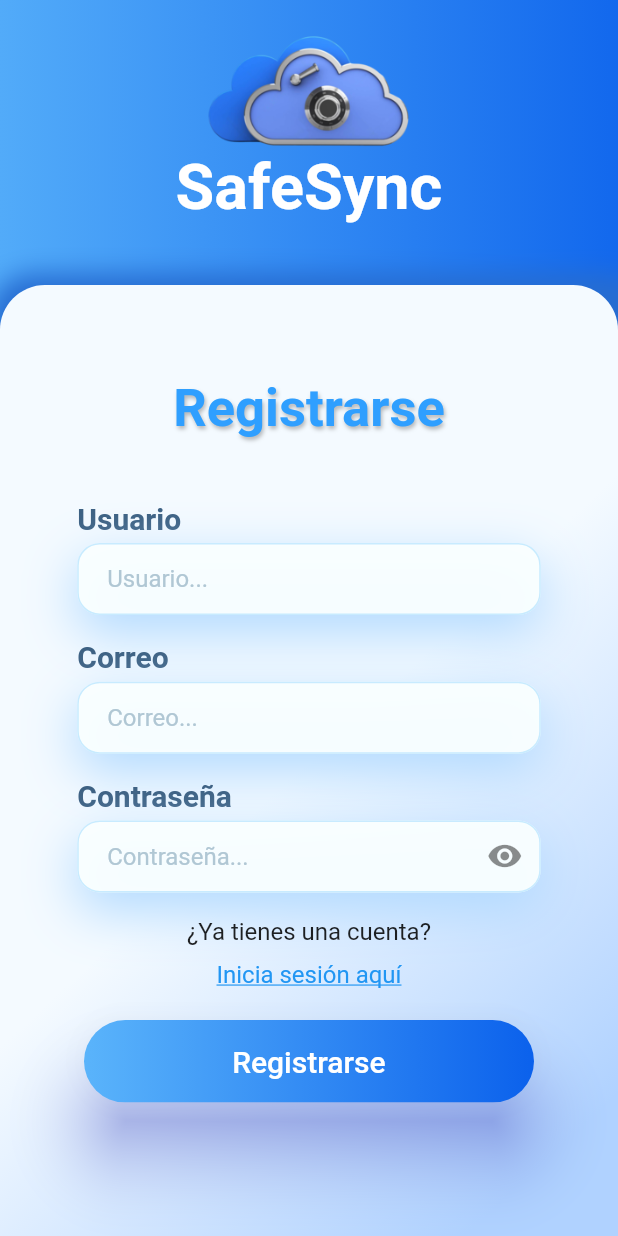
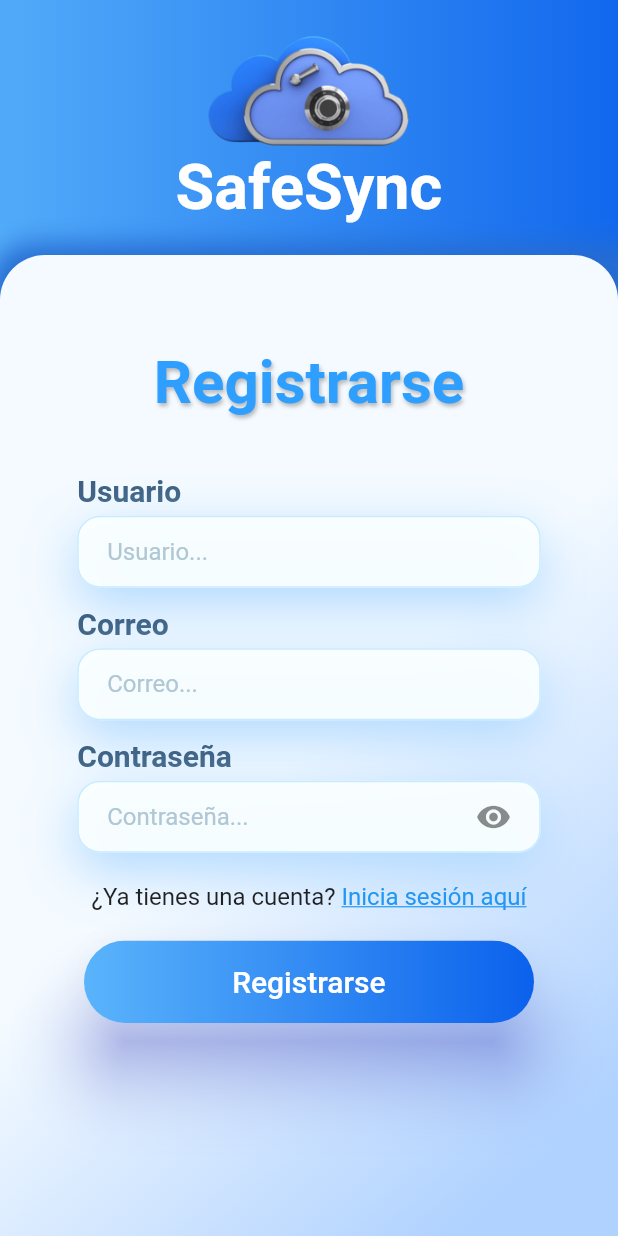
Before and after one commit to JesuBermudez/SafeSync, a Flutter app: the RegisterPage screen opened by its route, on a phone screen of 412 x 824 dp. Run offline on Flutter 3.47's test engine with Material 2 defaults, Android fonts, the light colour scheme and no system bars; our stand-ins replace get.

Commit message:
sigan viendo

```diff
--- a/lib/models/user/user.dart
+++ b/lib/models/user/user.dart
@@ -5,7 +5,7 @@ class User extends GetxController {
   var password = "".obs;
   var email = "".obs;
 
-  dataUser(var username, var userEmail, var userPassword) {
+  dataUser(var userEmail, var userPassword, [var username]) {
     userName.value = username;
     email.value = userEmail;
     password.value = userPassword;
@@ -18,4 +18,8 @@ class User extends GetxController {
   Map<String, dynamic> toJson() {
     return {'userName': user, 'email': mail, 'password': pass};
   }
+
+  Map<String, dynamic> toJsonForLogin() {
+    return {'email': mail, 'password': pass};
+  }
 }
--- a/lib/pages/register_page.dart
+++ b/lib/pages/register_page.dart
@@ -1,4 +1,5 @@
 import 'package:flutter/material.dart';
+import 'package:get/get.dart';
 
 import '../ui/containers/containers.dart';
 
@@ -8,17 +9,17 @@ class RegisterPage extends StatelessWidget {
   @override
   Widget build(BuildContext context) {
     // final screenWidth = MediaQuery.of(context).size.width;
-    return  Scaffold(
+    return Scaffold(
       resizeToAvoidBottomInset: false,
       body: Stack(
         children: [
           //Fondo azul con logo y nombre de la app
-          const Positioned(
+          Positioned(
             top: 0,
             left: 0,
             right: 0,
-            height: 215,
-            child: ContainerTitle(),
+            height: Get.height > 800 ? 215 : 150,
+            child: const ContainerTitle(),
           ),
 
           //Contenedor de los imputs
@@ -26,7 +27,7 @@ class RegisterPage extends StatelessWidget {
             bottom: 0,
             left: 0,
             right: 0,
-            top: 140,
+            top: Get.height > 800 ? 120 : 70,
             child: ContainerInputs(
               view: true,
               textContainer: 'Registrarse',
--- a/lib/routes/routes.dart
+++ b/lib/routes/routes.dart
@@ -1,11 +1,13 @@
 import 'package:flutter/material.dart';
+import 'package:safesync/pages/home_page.dart';
 import 'package:safesync/pages/login_page.dart';
 import 'package:safesync/pages/register_page.dart';
 import 'package:safesync/pages/start_page.dart';
 
 Map<String, WidgetBuilder> getAppRoutes() {
   return <String, WidgetBuilder>{
-    '/': (BuildContext context) => StartPage(),
+    '/': (BuildContext context) => const Home(),
+    '/startpage': (BuildContext context) => StartPage(),
     '/login': (BuildContext context) => const LoginPage(),
     '/register': (BuildContext context) => const RegisterPage()
   };
--- a/lib/ui/app.dart
+++ b/lib/ui/app.dart
@@ -20,7 +20,7 @@ class MyApp extends StatelessWidget {
         Locale('es'), // Spanish
       ],
       debugShowCheckedModeBanner: false,
-      initialRoute: '/',
+      initialRoute: '/startpage',
       routes: getAppRoutes(),
     );
   }
--- a/lib/ui/buttons/buttons_elevations.dart
+++ b/lib/ui/buttons/buttons_elevations.dart
@@ -1,14 +1,11 @@
 import 'package:flutter/material.dart';
+import 'package:safesync/services/login/login.dart';
 import 'package:safesync/services/register/register.dart';
 
 createButton(
-    {required String text, VoidCallback? registerd, VoidCallback? login}) {
+    {required String text, VoidCallback? registerd, VoidCallback? logind}) {
   return ElevatedButton(
-    onPressed: text == 'Registrarse'
-        ? () {
-            register();
-          }
-        : () {},
+    onPressed: text == 'Registrarse' ? () => register() : () => login(),
     style: ButtonStyle(
       elevation: const MaterialStatePropertyAll(20),
       fixedSize: const MaterialStatePropertyAll(
--- a/lib/ui/containers/containers.dart
+++ b/lib/ui/containers/containers.dart
@@ -24,7 +24,8 @@ class ContainerTitle extends StatelessWidget {
         ),
       ),
       padding: const EdgeInsets.all(20.0),
-      child: Column(
+      child: Get.height > 800
+          ? Column(
               children: [
                 Image.asset('assets/logo-200.png', height: 80),
                 const Text(
@@ -35,6 +36,22 @@ class ContainerTitle extends StatelessWidget {
                       fontWeight: FontWeight.bold),
                 )
               ],
+            )
+          : Container(
+              padding: const EdgeInsets.only(bottom: 25),
+              child: Row(
+                mainAxisAlignment: MainAxisAlignment.center,
+                children: [
+                  Image.asset('assets/logo-200.png', height: 80),
+                  const Text(
+                    'SafeSync',
+                    style: TextStyle(
+                        color: Colors.white,
+                        fontSize: 42.0,
+                        fontWeight: FontWeight.bold),
+                  )
+                ],
+              ),
             ),
     );
   }
@@ -56,11 +73,14 @@ class ContainerInputs extends StatelessWidget {
   User user = Get.find();
 
   final TextEditingController _usernameController = TextEditingController();
-  final TextEditingController _emialController = TextEditingController();
+  final TextEditingController _emailController = TextEditingController();
   final TextEditingController _passwordController = TextEditingController();
 
   @override
   Widget build(BuildContext context) {
+    final double content =
+        view ? (Get.height * 0.175) + 433 : (Get.height * 0.175) + 379;
+
     return Container(
       margin: const EdgeInsets.only(top: 50),
       padding: EdgeInsets.fromLTRB(
@@ -96,7 +116,7 @@ class ContainerInputs extends StatelessWidget {
           Text(
             textContainer,
             style: const TextStyle(
-              fontSize: 35.0,
+              fontSize: 40.0,
               fontWeight: FontWeight.bold,
               color: Color.fromRGBO(47, 159, 255, 1),
               shadows: [
@@ -108,29 +128,38 @@ class ContainerInputs extends StatelessWidget {
             ),
             textAlign: TextAlign.center,
           ),
-          SizedBox(height: Get.height * 0.05),
+          SizedBox(height: (Get.height - content) * 0.15),
           LabelInput(
             label: labelUsername,
             input: createUserName(show: view, controller: _usernameController),
           ),
-          SizedBox(height: Get.height * 0.02),
+          view
+              ? SizedBox(height: (Get.height - content) * 0.05)
+              : const SizedBox(),
           LabelInput(
             label: 'Correo',
-            input: createEmail(controller: _emialController),
+            input: createEmail(controller: _emailController),
           ),
-          SizedBox(height: Get.height * 0.02),
+          view
+              ? SizedBox(height: (Get.height - content) * 0.05)
+              : SizedBox(height: (Get.height - content) * 0.08),
           LabelInput(
             label: 'Contraseña',
             input: createPasword(controller: _passwordController),
           ),
-          SizedBox(height: Get.height * 0.02),
+          SizedBox(height: (Get.height - content) * 0.08),
           createRedirection(
-              text: view ? "¿Ya tienes una cuenta?" : "¿No tienes una cuenta?", textLink: view ? "Inicia sesión aquí" : "Resgistrate aquí"),
-          SizedBox(height: Get.height * 0.025),
+            text: view ? "¿Ya tienes una cuenta?" : "¿No tienes una cuenta?",
+            textLink: view ? "Inicia sesión aquí" : "Registrate aquí",
+          ),
+          SizedBox(height: (Get.height - content) * 0.08),
           createButton(
               text: view ? 'Registrarse' : 'Entrar',
-              registerd: user.dataUser(_usernameController.text,
-                  _emialController.text, _passwordController.text))
+              registerd: view
+                  ? user.dataUser(_emailController.text,
+                      _passwordController.text, _usernameController.text)
+                  : user.dataUser(
+                      _emailController.text, _passwordController.text))
         ],
       ),
     );
--- a/lib/ui/inputs/inputs_globals.dart
+++ b/lib/ui/inputs/inputs_globals.dart
@@ -67,6 +67,7 @@ createPasword({required TextEditingController controller}) {
           hintStyle: const TextStyle(color: Color.fromRGBO(176, 199, 212, 1)),
           // icon: const Icon(Icons.password_outlined),
           suffixIcon: IconButton(
+            padding: const EdgeInsets.only(right: 15),
             icon: isPasswordVisible.value
                 ? const Icon(Icons.visibility_off)
                 : const Icon(Icons.visibility),
@@ -84,6 +85,10 @@ createPasword({required TextEditingController controller}) {
 }
 
 createEmail({required TextEditingController controller}) {
+  var sufix = "".obs;
+
+  return Obx(
+    () {
       return Container(
           decoration: BoxDecoration(
             color: const Color.fromARGB(240, 250, 255, 255),
@@ -100,16 +105,23 @@ createEmail({required TextEditingController controller}) {
           child: TextField(
             controller: controller,
             decoration: InputDecoration(
-          border: OutlineInputBorder(borderRadius: BorderRadius.circular(15.0)),
+                border: OutlineInputBorder(
+                    borderRadius: BorderRadius.circular(15.0)),
                 enabledBorder: const OutlineInputBorder(
-              borderSide: BorderSide(color: Color.fromRGBO(200, 235, 255, 1)),
+                    borderSide:
+                        BorderSide(color: Color.fromRGBO(200, 235, 255, 1)),
                     borderRadius: BorderRadius.all(Radius.circular(15))),
                 hintText: 'Correo...',
-          hintStyle: const TextStyle(color: Color.fromRGBO(176, 199, 212, 1)),
-          //  icon: const Icon(Icons.email_outlined),
-          contentPadding:
-              const EdgeInsets.symmetric(vertical: 10.0, horizontal: 20.0),
-        ),
+                hintStyle:
+                    const TextStyle(color: Color.fromRGBO(176, 199, 212, 1)),
+                contentPadding: const EdgeInsets.symmetric(
+                    vertical: 10.0, horizontal: 20.0),
+                suffixText: sufix.value == "" ? null : sufix.value),
             keyboardType: TextInputType.emailAddress,
+            onChanged: (value) {
+              sufix.value = controller.text.contains("@") ? "" : "@gmail.com";
+            },
           ));
+    },
+  );
 }
--- a/lib/ui/inputs/redirection_login.dart
+++ b/lib/ui/inputs/redirection_login.dart
@@ -1,18 +1,20 @@
 import 'package:flutter/material.dart';
+import 'package:get/get.dart';
 
 createRedirection({required String text, required String textLink}) {
-  return Column(mainAxisAlignment: MainAxisAlignment.center, children: <Widget>[
+  return Row(mainAxisAlignment: MainAxisAlignment.center, children: <Widget>[
     Text(
-      text,
+      '$text ',
       style: const TextStyle(
         fontSize: 16.0,
       ),
     ),
-    const SizedBox(height: 10.0),
-    GestureDetector(
+    InkWell(
         onTap: () {
           // pantalla para iniciar sesión
-        // Navigator.push(context, MaterialPageRoute(builder: (context) => SignInScreen()));
+          textLink == "Inicia sesión aquí"
+              ? Get.offNamed("/login")
+              : Get.offNamed("/register");
         },
         child: Text(
           textLink,
@@ -21,7 +23,6 @@ createRedirection({required String text, required String textLink}) {
             color: Colors.blue,
             decoration: TextDecoration.underline,
           ),
-      ),
-    )
+        ))
   ]);
 }
```
Also changed, not shown: lib/pages/home_page.dart (added, +12 -0 lines), lib/pages/login_page.dart (+4 -6 lines), lib/pages/start_page.dart (+6 -7 lines), lib/services/login/api_login.dart (added, +33 -0 lines), lib/services/login/login.dart (added, +69 -0 lines). Lines whose indentation alone changed are shown as unchanged.
